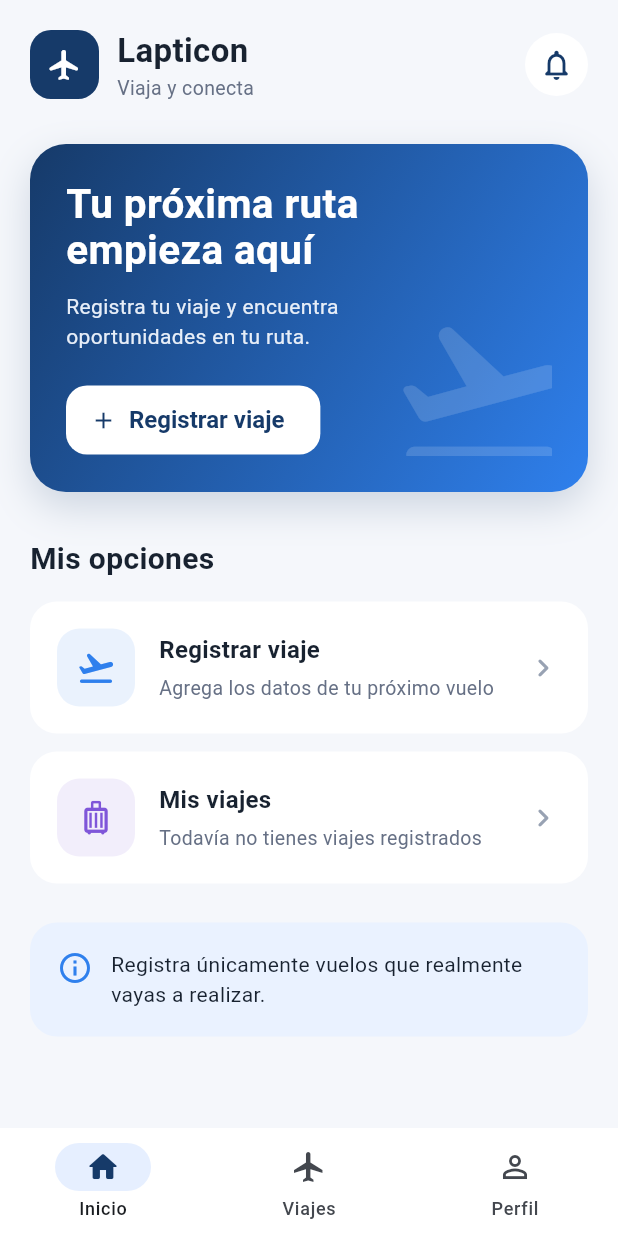
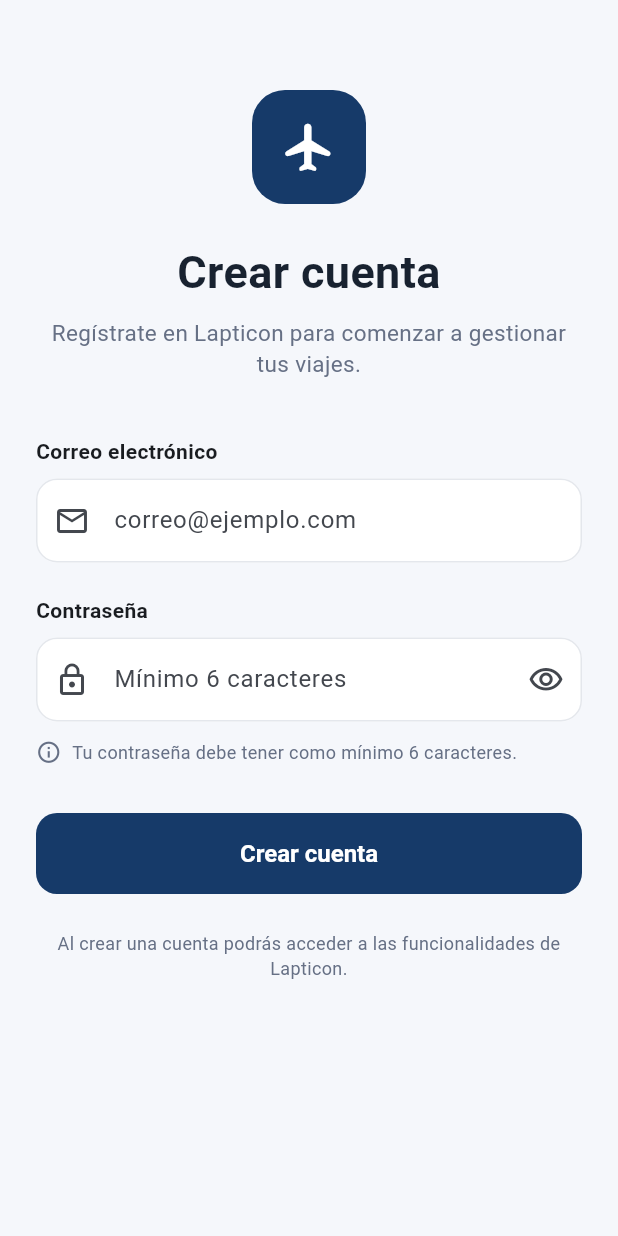
Before and after one commit to Felialej/lapticon-mobile, a Flutter app: the screen it shows after launch, on a phone screen of 412 x 824 dp. Run offline on Flutter 3.47's test engine with Material 3 defaults, Android fonts, the phone set to English and light mode, and no system bars.

Commit message:
feat(HU-01): implementar registro de usuario con Firebase

```diff
--- /dev/null
+++ b/lib/config/firebase_config.dart
@@ -0,0 +1,3 @@
+class FirebaseConfig {
+  static const String apiKey = 'AIzaSyAuh64b_I2OtC7KYuubCVx9plEe2pojp2M';
+}
--- a/lib/main.dart
+++ b/lib/main.dart
@@ -1,6 +1,5 @@
 import 'package:flutter/material.dart';
-
-import 'screens/main_navigation_screen.dart';
+import 'screens/registro_screen.dart';
 import 'theme/app_theme.dart';
 
 void main() {
@@ -16,7 +15,7 @@ class LapticonApp extends StatelessWidget {
       debugShowCheckedModeBanner: false,
       title: 'Lapticon',
       theme: AppTheme.lightTheme,
-      home: const MainNavigationScreen(),
+      home: const RegistroScreen(),
     );
   }
 }
--- /dev/null
+++ b/lib/screens/registro_screen.dart
@@ -0,0 +1,340 @@
+import 'package:flutter/material.dart';
+
+import '../services/firebase_auth_service.dart';
+import '../theme/app_theme.dart';
+import 'main_navigation_screen.dart';
+
+class RegistroScreen extends StatefulWidget {
+  const RegistroScreen({super.key});
+
+  @override
+  State<RegistroScreen> createState() =>
+      _RegistroScreenState();
+}
+
+class _RegistroScreenState extends State<RegistroScreen> {
+  final _formKey = GlobalKey<FormState>();
+
+  final _emailController = TextEditingController();
+  final _passwordController = TextEditingController();
+
+  final FirebaseAuthService _authService =
+      FirebaseAuthService();
+
+  bool _ocultarPassword = true;
+  bool _cargando = false;
+
+  @override
+  void dispose() {
+    _emailController.dispose();
+    _passwordController.dispose();
+    super.dispose();
+  }
+
+  bool _correoValido(String correo) {
+    final expresion = RegExp(
+      r'^[^@\s]+@[^@\s]+\.[^@\s]+$',
+    );
+
+    return expresion.hasMatch(correo);
+  }
+
+  Future<void> _registrar() async {
+    if (!_formKey.currentState!.validate()) {
+      return;
+    }
+
+    setState(() {
+      _cargando = true;
+    });
+
+    try {
+      final resultado =
+          await _authService.registrarUsuario(
+        email: _emailController.text.trim(),
+        password: _passwordController.text,
+      );
+
+      if (!mounted) return;
+
+      setState(() {
+        _cargando = false;
+      });
+
+      await showDialog<void>(
+        context: context,
+        barrierDismissible: false,
+        builder: (context) {
+          return AlertDialog(
+            icon: const Icon(
+              Icons.check_circle,
+              color: Colors.green,
+              size: 52,
+            ),
+            title: const Text(
+              'Cuenta creada',
+            ),
+            content: Text(
+              'La cuenta ${resultado.email} fue registrada correctamente.',
+              textAlign: TextAlign.center,
+            ),
+            actions: [
+              FilledButton(
+                onPressed: () {
+                  Navigator.pop(context);
+                },
+                child: const Text(
+                  'Continuar',
+                ),
+              ),
+            ],
+          );
+        },
+      );
+
+      if (!mounted) return;
+
+      Navigator.pushReplacement(
+        context,
+        MaterialPageRoute(
+          builder: (context) =>
+              const MainNavigationScreen(),
+        ),
+      );
+    } on FirebaseAuthException catch (e) {
+      if (!mounted) return;
+
+      setState(() {
+        _cargando = false;
+      });
+
+      ScaffoldMessenger.of(context).showSnackBar(
+        SnackBar(
+          content: Text(e.message),
+          behavior: SnackBarBehavior.floating,
+        ),
+      );
+    }
+  }
+
+  @override
+  Widget build(BuildContext context) {
+    return Scaffold(
+      body: SafeArea(
+        child: SingleChildScrollView(
+          padding: const EdgeInsets.fromLTRB(
+            24,
+            30,
+            24,
+            30,
+          ),
+          child: Form(
+            key: _formKey,
+            autovalidateMode:
+                AutovalidateMode.onUserInteraction,
+            child: Column(
+              crossAxisAlignment:
+                  CrossAxisAlignment.stretch,
+              children: [
+                const SizedBox(height: 30),
+
+                Center(
+                  child: Container(
+                    width: 76,
+                    height: 76,
+                    decoration: BoxDecoration(
+                      color: AppTheme.primary,
+                      borderRadius:
+                          BorderRadius.circular(22),
+                    ),
+                    child: const Icon(
+                      Icons.flight_rounded,
+                      color: Colors.white,
+                      size: 38,
+                    ),
+                  ),
+                ),
+
+                const SizedBox(height: 24),
+
+                const Text(
+                  'Crear cuenta',
+                  textAlign: TextAlign.center,
+                  style: TextStyle(
+                    fontSize: 30,
+                    fontWeight: FontWeight.bold,
+                    color: AppTheme.textPrimary,
+                  ),
+                ),
+
+                const SizedBox(height: 8),
+
+                const Text(
+                  'Regístrate en Lapticon para comenzar a gestionar tus viajes.',
+                  textAlign: TextAlign.center,
+                  style: TextStyle(
+                    color: AppTheme.textSecondary,
+                    fontSize: 15,
+                    height: 1.4,
+                  ),
+                ),
+
+                const SizedBox(height: 38),
+
+                const Text(
+                  'Correo electrónico',
+                  style: TextStyle(
+                    fontWeight: FontWeight.w600,
+                  ),
+                ),
+
+                const SizedBox(height: 8),
+
+                TextFormField(
+                  controller: _emailController,
+                  keyboardType:
+                      TextInputType.emailAddress,
+                  textInputAction:
+                      TextInputAction.next,
+                  decoration: const InputDecoration(
+                    hintText: 'correo@ejemplo.com',
+                    prefixIcon: Icon(
+                      Icons.email_outlined,
+                    ),
+                  ),
+                  validator: (value) {
+                    final correo =
+                        value?.trim() ?? '';
+
+                    if (correo.isEmpty) {
+                      return 'El correo es obligatorio';
+                    }
+
+                    if (!_correoValido(correo)) {
+                      return 'Ingresa un correo válido';
+                    }
+
+                    return null;
+                  },
+                ),
+
+                const SizedBox(height: 22),
+
+                const Text(
+                  'Contraseña',
+                  style: TextStyle(
+                    fontWeight: FontWeight.w600,
+                  ),
+                ),
+
+                const SizedBox(height: 8),
+
+                TextFormField(
+                  controller: _passwordController,
+                  obscureText: _ocultarPassword,
+                  textInputAction:
+                      TextInputAction.done,
+                  onFieldSubmitted: (_) {
+                    if (!_cargando) {
+                      _registrar();
+                    }
+                  },
+                  decoration: InputDecoration(
+                    hintText:
+                        'Mínimo 6 caracteres',
+                    prefixIcon: const Icon(
+                      Icons.lock_outline,
+                    ),
+                    suffixIcon: IconButton(
+                      onPressed: () {
+                        setState(() {
+                          _ocultarPassword =
+                              !_ocultarPassword;
+                        });
+                      },
+                      icon: Icon(
+                        _ocultarPassword
+                            ? Icons.visibility_outlined
+                            : Icons
+                                .visibility_off_outlined,
+                      ),
+                    ),
+                  ),
+                  validator: (value) {
+                    if (value == null ||
+                        value.isEmpty) {
+                      return 'La contraseña es obligatoria';
+                    }
+
+                    if (value.length < 6) {
+                      return 'La contraseña debe tener al menos 6 caracteres';
+                    }
+
+                    return null;
+                  },
+                ),
+
+                const SizedBox(height: 12),
+
+                const Row(
+                  crossAxisAlignment:
+                      CrossAxisAlignment.start,
+                  children: [
+                    Icon(
+                      Icons.info_outline,
+                      size: 17,
+                      color:
+                          AppTheme.textSecondary,
+                    ),
+                    SizedBox(width: 7),
+                    Expanded(
+                      child: Text(
+                        'Tu contraseña debe tener como mínimo 6 caracteres.',
+                        style: TextStyle(
+                          fontSize: 12,
+                          color:
+                              AppTheme.textSecondary,
+                        ),
+                      ),
+                    ),
+                  ],
+                ),
+
+                const SizedBox(height: 32),
+
+                FilledButton(
+                  onPressed:
+                      _cargando ? null : _registrar,
+                  child: _cargando
+                      ? const SizedBox(
+                          width: 22,
+                          height: 22,
+                          child:
+                              CircularProgressIndicator(
+                            strokeWidth: 2.5,
+                            color: Colors.white,
+                          ),
+                        )
+                      : const Text(
+                          'Crear cuenta',
+                        ),
+                ),
+
+                const SizedBox(height: 24),
+
+                const Text(
+                  'Al crear una cuenta podrás acceder a las funcionalidades de Lapticon.',
+                  textAlign: TextAlign.center,
+                  style: TextStyle(
+                    fontSize: 12,
+                    color: AppTheme.textSecondary,
+                  ),
+                ),
+              ],
+            ),
+          ),
+        ),
+      ),
+    );
+  }
+}
--- /dev/null
+++ b/lib/services/firebase_auth_service.dart
@@ -0,0 +1,115 @@
+import 'dart:convert';
+
+import 'package:http/http.dart' as http;
+
+import '../config/firebase_config.dart';
+
+class RegistroFirebaseResultado {
+  final String uid;
+  final String email;
+  final String idToken;
+
+  RegistroFirebaseResultado({
+    required this.uid,
+    required this.email,
+    required this.idToken,
+  });
+}
+
+class FirebaseAuthException implements Exception {
+  final String code;
+  final String message;
+
+  FirebaseAuthException({
+    required this.code,
+    required this.message,
+  });
+
+  @override
+  String toString() => message;
+}
+
+class FirebaseAuthService {
+  Future<RegistroFirebaseResultado> registrarUsuario({
+    required String email,
+    required String password,
+  }) async {
+    if (FirebaseConfig.apiKey.isEmpty) {
+      throw FirebaseAuthException(
+        code: 'CONFIG_ERROR',
+        message: 'No se configuró la API Key de Firebase.',
+      );
+    }
+
+    final uri = Uri.parse(
+      'https://identitytoolkit.googleapis.com/v1/accounts:signUp'
+      '?key=${FirebaseConfig.apiKey}',
+    );
+
+    try {
+      final response = await http.post(
+        uri,
+        headers: {
+          'Content-Type': 'application/json',
+        },
+        body: jsonEncode({
+          'email': email.trim(),
+          'password': password,
+          'returnSecureToken': true,
+        }),
+      );
+
+      final Map<String, dynamic> data =
+          jsonDecode(response.body);
+
+      if (response.statusCode == 200) {
+        return RegistroFirebaseResultado(
+          uid: data['localId']?.toString() ?? '',
+          email: data['email']?.toString() ?? email,
+          idToken: data['idToken']?.toString() ?? '',
+        );
+      }
+
+      final firebaseError =
+          data['error']?['message']?.toString() ??
+              'UNKNOWN_ERROR';
+
+      throw FirebaseAuthException(
+        code: firebaseError,
+        message: _mensajeError(firebaseError),
+      );
+    } on FirebaseAuthException {
+      rethrow;
+    } catch (_) {
+      throw FirebaseAuthException(
+        code: 'NETWORK_ERROR',
+        message:
+            'No fue posible conectar con Firebase. Revisa tu conexión a Internet.',
+      );
+    }
+  }
+
+  String _mensajeError(String error) {
+    if (error == 'EMAIL_EXISTS') {
+      return 'Ya existe una cuenta registrada con este correo.';
+    }
+
+    if (error == 'INVALID_EMAIL') {
+      return 'El correo electrónico no es válido.';
+    }
+
+    if (error.startsWith('WEAK_PASSWORD')) {
+      return 'La contraseña debe tener al menos 6 caracteres.';
+    }
+
+    if (error == 'OPERATION_NOT_ALLOWED') {
+      return 'El registro con correo y contraseña no está habilitado.';
+    }
+
+    if (error == 'TOO_MANY_ATTEMPTS_TRY_LATER') {
+      return 'Se realizaron demasiados intentos. Intenta nuevamente más tarde.';
+    }
+
+    return 'No fue posible crear la cuenta. Intenta nuevamente.';
+  }
+}
```
Also changed, not shown: 1 other file.
